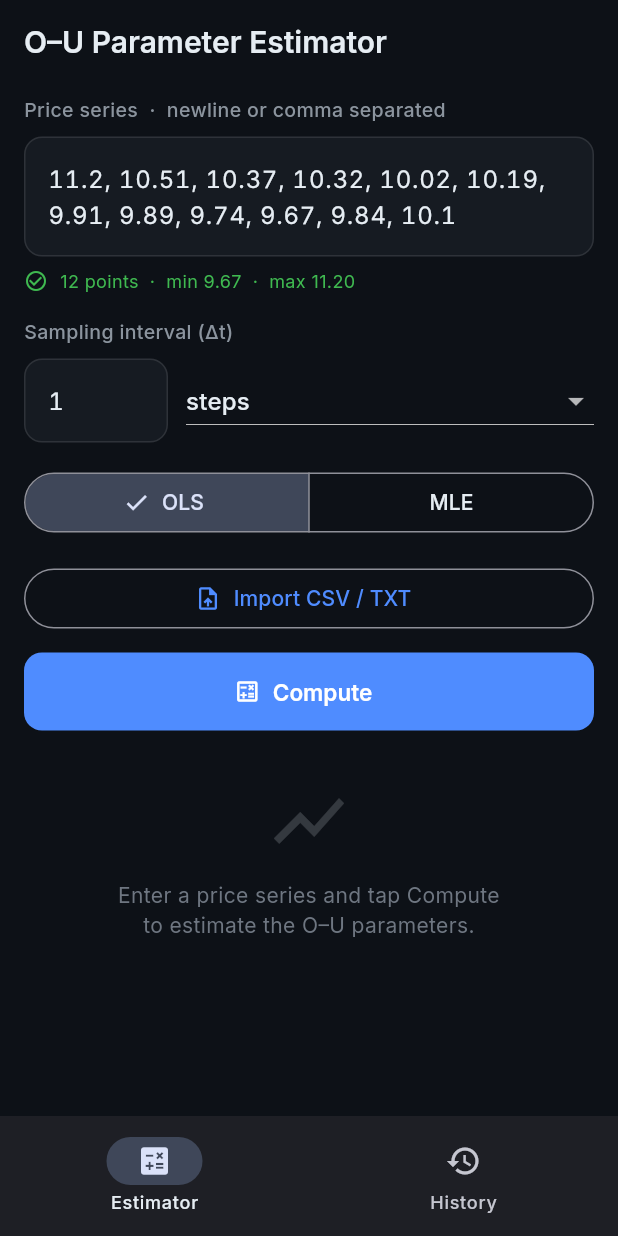
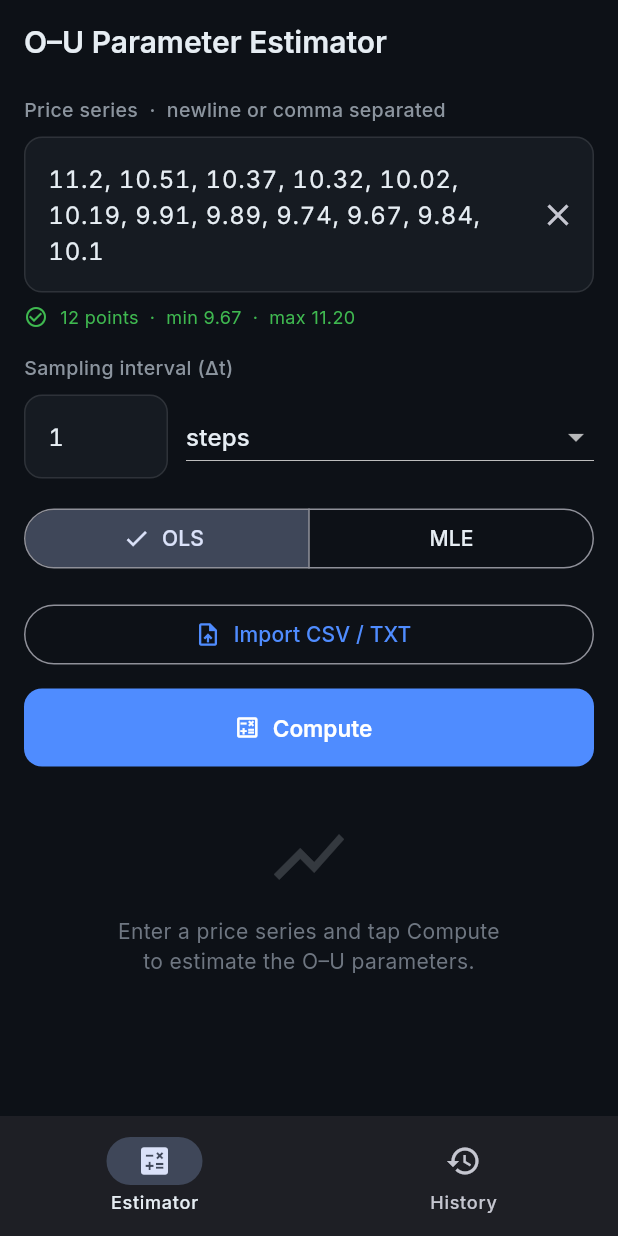
Before and after one commit to rakibulmehedi/ou_estimator, a Flutter app: the screen it shows after launch, on a phone screen of 412 x 824 dp. Run offline on Flutter 3.47's test engine with Material 3 defaults, Android fonts, the phone set to English and light mode, and no system bars; our stand-ins replace file_picker, fl_chart, flutter_animate, flutter_riverpod, google_fonts, isar_community and 1 more; accounts and stored records are empty; generated files the repository leaves out were written again.

Commit message:
feat: add Clear button to series TextField suffix in InputPanel
Adds a dynamic suffixIcon (Icons.clear) to the series TextField that
appears when the field is non-empty. Tapping it calls _clear(), which
clears the text controller and resets EstimationController state via
the Riverpod notifier. Decoration changed from const to non-const to
support the dynamic suffix. Widget test added (TDD: RED → GREEN).

```diff
--- a/lib/ui/estimation/widgets/input_panel.dart
+++ b/lib/ui/estimation/widgets/input_panel.dart
@@ -59,6 +59,11 @@ class _InputPanelState extends ConsumerState<InputPanel> {
 
   bool get _canCompute => _parsed.canCompute && _dtValue > 0;
 
+  void _clear() {
+    _seriesController.clear();
+    ref.read(estimationControllerProvider.notifier).clear();
+  }
+
   Future<void> _importFile() async {
     final text = await ref.read(fileImportServiceProvider).pickTextFile();
     if (text == null || !mounted) return;
@@ -96,8 +101,15 @@ class _InputPanelState extends ConsumerState<InputPanel> {
           style: const TextStyle(
             fontFeatures: [FontFeature.tabularFigures()],
           ),
-          decoration: const InputDecoration(
+          decoration: InputDecoration(
             hintText: 'e.g. 10\\n9.8\\n10.2  — or  10, 9.8, 10.2',
+            suffixIcon: _seriesController.text.isNotEmpty
+                ? IconButton(
+                    icon: const Icon(Icons.clear),
+                    tooltip: 'Clear',
+                    onPressed: _clear,
+                  )
+                : null,
           ),
         ),
         const SizedBox(height: Spacing.sm),
```
Also changed, not shown: 1 other file.
